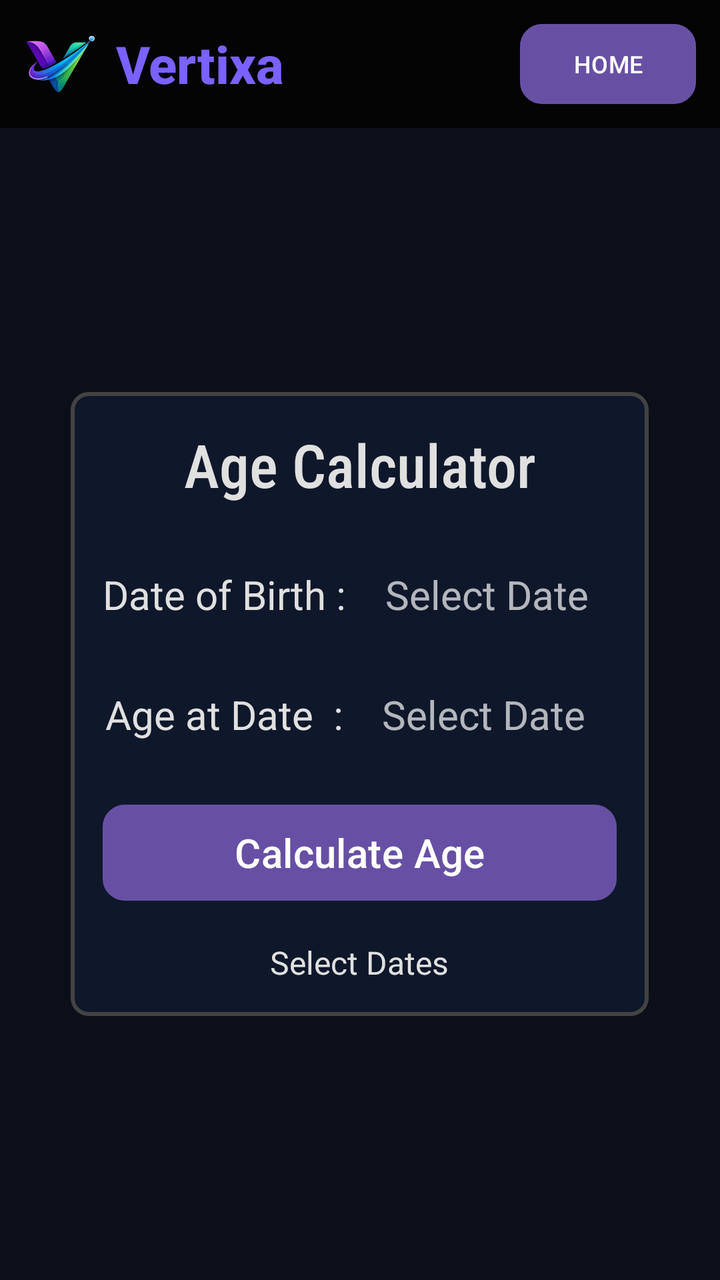
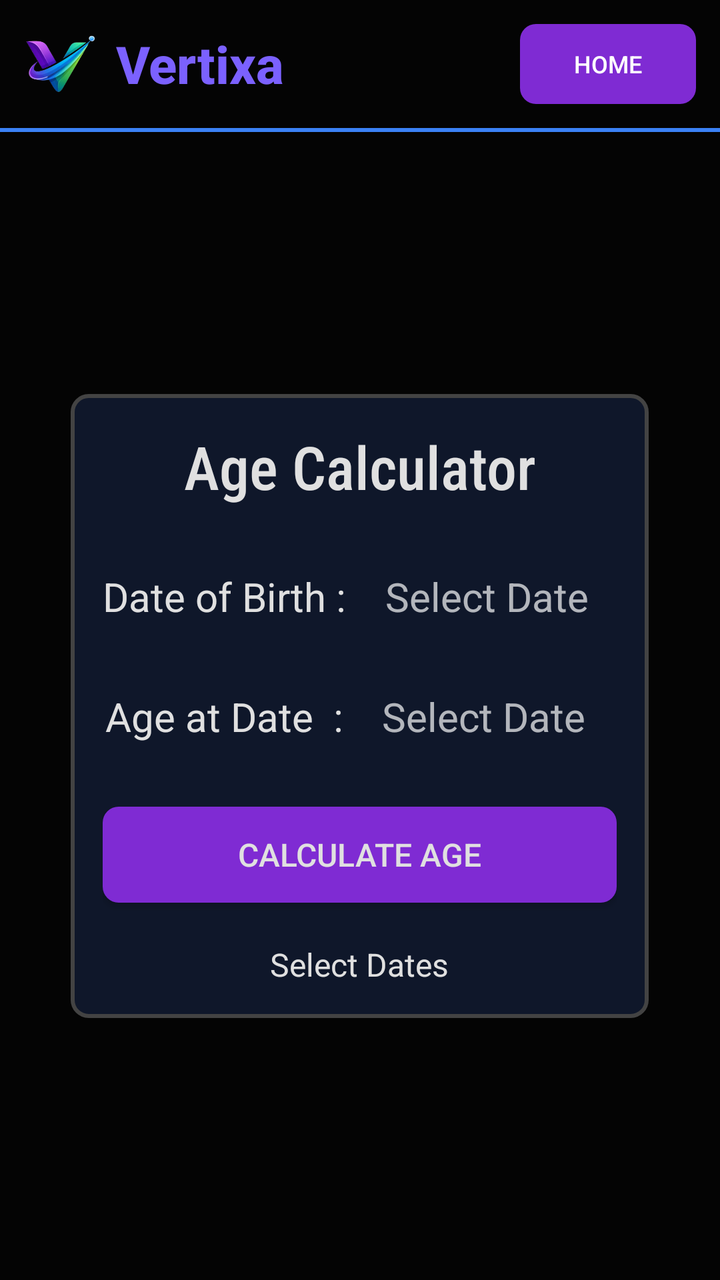

Before-and-after screenshots of an Android layout around one commit, followed by the original layout XML and the change that was made.
<!-- AndroidManifest.xml: application theme Theme.Vertixa -->
<!-- res/layout/activity_age_calculator.xml -->
<?xml version="1.0" encoding="utf-8"?>
<LinearLayout
    xmlns:android="http://schemas.android.com/apk/res/android"
    xmlns:app="http://schemas.android.com/apk/res-auto"
    xmlns:tools="http://schemas.android.com/tools"
    android:id="@+id/main"
    android:layout_width="match_parent"
    android:layout_height="match_parent"
    android:background="#0B0F19"
    android:orientation="vertical"
    android:fitsSystemWindows="true"
    tools:context=".ageCalculator">

    
    <include
        layout="@layout/header"
        android:layout_width="match_parent"
        android:layout_height="wrap_content"/>

    
    <LinearLayout
        android:layout_width="match_parent"
        android:layout_height="0dp"
        android:layout_weight="1"
        android:orientation="vertical"
        android:gravity="center"
        android:padding="16dp">

        <LinearLayout
            android:layout_width="wrap_content"
            android:layout_height="wrap_content"
            android:background="@drawable/rounded_bg"
            android:padding="16dp"
            android:orientation="vertical">

            <TextView
                android:layout_width="match_parent"
                android:layout_height="wrap_content"
                android:gravity="center"
                android:textSize="30sp"
                android:textColor="#E0E0E0"
                android:fontFamily="sans-serif-condensed-medium"
                android:layout_marginBottom="20dp"
                android:text="Age Calculator"/>

            
            <LinearLayout
                android:layout_width="match_parent"
                android:layout_height="wrap_content"
                android:gravity="center"
                android:layout_marginBottom="10dp">

                <TextView
                    android:layout_width="wrap_content"
                    android:layout_height="wrap_content"
                    android:text="Date of Birth : "
                    android:textColor="#E0E0E0"
                    android:textSize="20sp"/>

                <TextView
                    android:id="@+id/birthDate"
                    android:layout_width="130dp"
                    android:layout_height="50dp"
                    android:gravity="center"
                    android:textSize="20sp"
                    android:textColor="#E0E0E0"
                    android:hint="Select Date"
                    android:textColorHint="#AFFFFFFF"/>
            </LinearLayout>

            
            <LinearLayout
                android:layout_width="match_parent"
                android:layout_height="wrap_content"
                android:gravity="center"
                android:layout_marginBottom="20dp">

                <TextView
                    android:layout_width="wrap_content"
                    android:layout_height="wrap_content"
                    android:text="Age at Date  : "
                    android:textColor="#E0E0E0"
                    android:textSize="20sp"/>

                <TextView
                    android:id="@+id/ageAtDate"
                    android:layout_width="130dp"
                    android:layout_height="50dp"
                    android:gravity="center"
                    android:textSize="20sp"
                    android:textColor="#E0E0E0"
                    android:hint="Select Date"
                    android:textColorHint="#AFFFFFFF"/>
            </LinearLayout>

            <Button
                android:id="@+id/calculateAge"
                android:layout_width="match_parent"
                android:layout_height="wrap_content"
                android:background="@drawable/btn_rounded"
                android:text="Calculate Age"
                android:textSize="20sp"
                android:layout_marginBottom="20dp"/>

            <TextView
                android:id="@+id/totalAge"
                android:layout_width="match_parent"
                android:layout_height="wrap_content"
                android:gravity="center"
                android:text="Select Dates"
                android:textColor="#E0E0E0"
                android:textSize="16sp"/>
        </LinearLayout>

    </LinearLayout>

</LinearLayout>
<!-- res/layout/header.xml (included above) -->
<LinearLayout xmlns:android="http://schemas.android.com/apk/res/android"
    android:layout_width="match_parent"
    android:layout_height="match_parent"
    android:background="#0B0F19"
    android:orientation="vertical"
    android:fitsSystemWindows="true">

    
    <LinearLayout
        android:layout_width="match_parent"
        android:layout_height="64dp"
        android:background="#040404"
        android:gravity="center_vertical"
        android:orientation="horizontal"
        android:padding="12dp">

        <ImageView
            android:layout_width="36dp"
            android:layout_height="36dp"
            android:contentDescription="Logo"
            android:src="@drawable/logo" />

        <TextView
            android:layout_width="wrap_content"
            android:layout_height="wrap_content"
            android:layout_marginStart="10dp"
            android:fontFamily="sans-serif-medium"
            android:text="Vertixa"
            android:textColor="#7B61FF"
            android:textSize="26sp"
            android:textStyle="bold" />

        <View
            android:layout_width="0dp"
            android:layout_height="0dp"
            android:layout_weight="1" />

        <Button
            android:id="@+id/homeButton"
            android:layout_width="wrap_content"
            android:layout_height="wrap_content"
            android:background="@drawable/btn_rounded"
            android:text="HOME"
            android:textSize="12sp" />

    </LinearLayout>

</LinearLayout>
<!-- resources referenced by this layout -->
<resources>
  <!-- drawable btn_rounded (drawable) -->
  <?xml version="1.0" encoding="utf-8"?>
  <shape xmlns:android="http://schemas.android.com/apk/res/android">
      <solid android:color="#7B61FF"/>
      <corners android:radius="10dp"/>
      <stroke
          android:width="2dp"
          android:color="#FFFFFF"/>
  
  </shape>
  <!-- drawable logo: png bitmap (drawable, 49304 bytes) -->
  <!-- drawable rounded_bg (drawable) -->
  <?xml version="1.0" encoding="utf-8"?>
  <shape xmlns:android="http://schemas.android.com/apk/res/android">
      <solid android:color="#0F172A"/>
      <corners android:radius="8dp"/>
      <stroke
          android:width="2dp"
          android:color="#434343"/>
  </shape>
  <style name="Theme.Vertixa" parent="Base.Theme.Vertixa" />
  <style name="Base.Theme.Vertixa" parent="Theme.Material3.DayNight.NoActionBar">
          <item name="android:windowDisablePreview">true</item>
      </style>
</resources>

<!-- the commit's change to res/layout/activity_age_calculator.xml (unified diff, before → after) -->
@@ -6,7 +6,7 @@
     android:id="@+id/main"
     android:layout_width="match_parent"
     android:layout_height="match_parent"
-    android:background="#0B0F19"
+    android:background="#040404"
     android:orientation="vertical"
     android:fitsSystemWindows="true"
     tools:context=".ageCalculator">
@@ -93,13 +93,14 @@
                     android:textColorHint="#AFFFFFFF"/>
             </LinearLayout>
 
-            <Button
+            <androidx.appcompat.widget.AppCompatButton
                 android:id="@+id/calculateAge"
                 android:layout_width="match_parent"
                 android:layout_height="wrap_content"
                 android:background="@drawable/btn_rounded"
                 android:text="Calculate Age"
-                android:textSize="20sp"
+                android:textSize="16sp"
+                android:textColor="#E0E0E0"
                 android:layout_marginBottom="20dp"/>
 
             <TextView
@@ -116,14 +117,12 @@
 
 </LinearLayout>
 <!-- res/layout/header.xml (included above) -->
+<?xml version="1.0" encoding="utf-8"?>
 <LinearLayout xmlns:android="http://schemas.android.com/apk/res/android"
     android:layout_width="match_parent"
-    android:layout_height="match_parent"
-    android:background="#0B0F19"
-    android:orientation="vertical"
-    android:fitsSystemWindows="true">
+    android:layout_height="wrap_content"
+    android:orientation="vertical">
 
-    
     <LinearLayout
         android:layout_width="match_parent"
         android:layout_height="64dp"
@@ -153,14 +152,21 @@
             android:layout_height="0dp"
             android:layout_weight="1" />
 
-        <Button
+        <androidx.appcompat.widget.AppCompatButton
             android:id="@+id/homeButton"
             android:layout_width="wrap_content"
             android:layout_height="wrap_content"
             android:background="@drawable/btn_rounded"
             android:text="HOME"
-            android:textSize="12sp" />
+            android:textColor="#FFFFFF"
+            android:textSize="12sp"
+            android:padding="8dp" />
 
     </LinearLayout>
 
+    
+    <View
+        android:layout_width="match_parent"
+        android:layout_height="2dp"
+        android:background="#3B82F6" />
 </LinearLayout>
<!-- resource entries referenced after the edit -->
@@ -1,14 +1,9 @@
 <!-- resources referenced by this layout -->
 <resources>
   <!-- drawable btn_rounded (drawable) -->
-  <?xml version="1.0" encoding="utf-8"?>
-  <shape xmlns:android="http://schemas.android.com/apk/res/android">
-      <solid android:color="#7B61FF"/>
-      <corners android:radius="10dp"/>
-      <stroke
-          android:width="2dp"
-          android:color="#FFFFFF"/>
-  
+  <shape xmlns:android="http://schemas.android.com/apk/res/android" android:shape="rectangle">
+      <solid android:color="#7F2BD3"/>
+      <corners android:radius="8dp"/>
   </shape>
   <!-- drawable logo: png bitmap (drawable, 49304 bytes) -->
   <!-- drawable rounded_bg (drawable) -->
